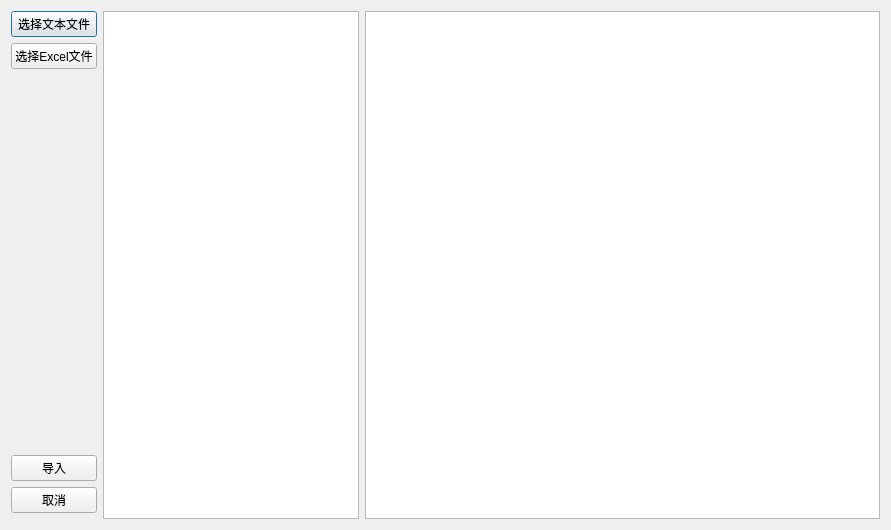
unit-xx/xfiles, file easytrader/importdiag.ui: the form before one commit.
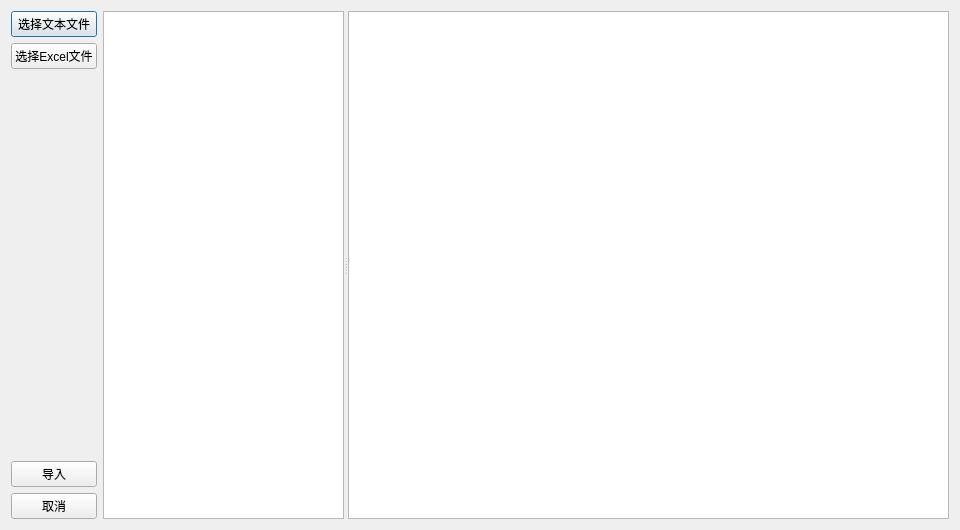
The form after the commit.

What changed in the file:
```diff
--- a/easytrader/importdiag.ui
+++ b/easytrader/importdiag.ui
@@ -6,7 +6,7 @@
    <rect>
     <x>0</x>
     <y>0</y>
-    <width>891</width>
+    <width>960</width>
     <height>530</height>
    </rect>
   </property>
@@ -21,26 +21,31 @@
      </property>
     </widget>
    </item>
-   <item row="0" column="1" rowspan="6">
-    <layout class="QVBoxLayout" name="verticalLayout">
-     <item>
-      <widget class="QTableView" name="tableView">
-       <property name="sizePolicy">
-        <sizepolicy hsizetype="Fixed" vsizetype="Expanding">
-         <horstretch>0</horstretch>
-         <verstretch>0</verstretch>
-        </sizepolicy>
-       </property>
-      </widget>
-     </item>
-    </layout>
-   </item>
-   <item row="0" column="2" rowspan="6">
-    <layout class="QVBoxLayout" name="verticalLayout_2" stretch="0">
-     <item>
-      <widget class="QTableView" name="tableView"/>
-     </item>
-    </layout>
+   <item row="0" column="1" rowspan="5">
+    <widget class="QSplitter" name="splitter">
+     <property name="orientation">
+      <enum>Qt::Horizontal</enum>
+     </property>
+     <property name="childrenCollapsible">
+      <bool>false</bool>
+     </property>
+     <widget class="QTableView" name="tableView">
+      <property name="sizePolicy">
+       <sizepolicy hsizetype="Maximum" vsizetype="Expanding">
+        <horstretch>2</horstretch>
+        <verstretch>0</verstretch>
+       </sizepolicy>
+      </property>
+     </widget>
+     <widget class="QTableView" name="tableView">
+      <property name="sizePolicy">
+       <sizepolicy hsizetype="Expanding" vsizetype="Expanding">
+        <horstretch>5</horstretch>
+        <verstretch>0</verstretch>
+       </sizepolicy>
+      </property>
+     </widget>
+    </widget>
    </item>
    <item row="1" column="0">
     <widget class="QPushButton" name="pushButton_2">
@@ -70,8 +75,8 @@
      </property>
      <property name="sizeHint" stdset="0">
       <size>
-       <width>20</width>
-       <height>40</height>
+       <width>17</width>
+       <height>385</height>
       </size>
      </property>
     </spacer>
```
Left out of the diff: 28 changed lines with no effect on the pictures.
